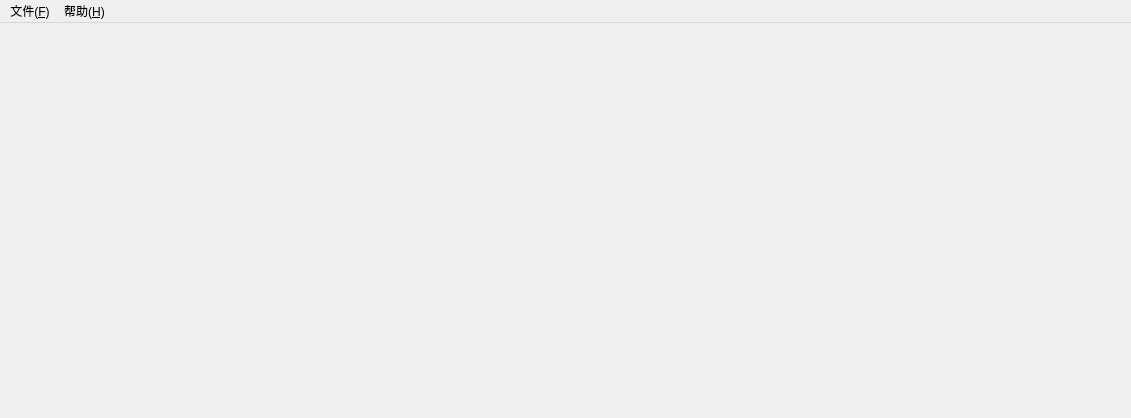
First picture: the form in src/forms/mainwindow/mainwindow.ui, repository izwb003/AVPStudio, before the edit.
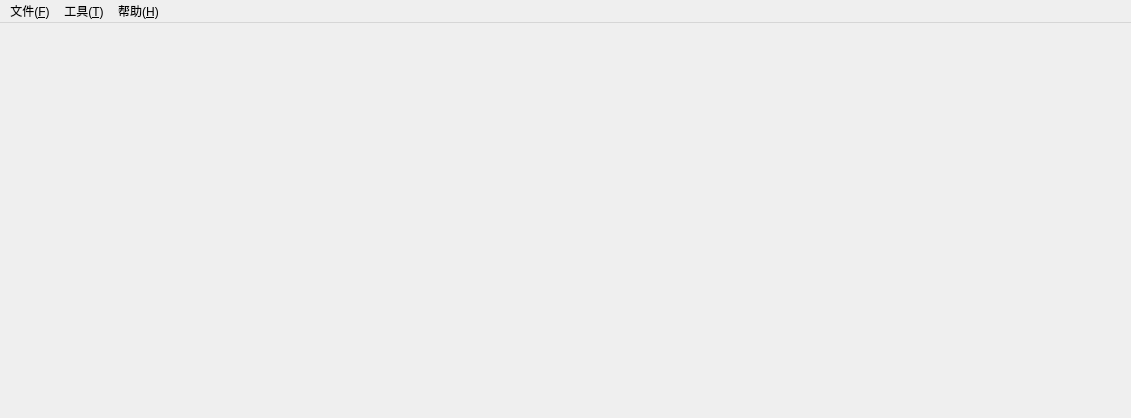
Second picture: the form after the edit. Icons and pictures are not drawn.

Patch:
```diff
--- a/src/forms/mainwindow/mainwindow.ui
+++ b/src/forms/mainwindow/mainwindow.ui
@@ -45,7 +45,13 @@
     </property>
     <addaction name="action_AVPStudio"/>
    </widget>
+   <widget class="QMenu" name="menu_T">
+    <property name="title">
+     <string>工具(&amp;T)</string>
+    </property>
+   </widget>
    <addaction name="menuFile"/>
+   <addaction name="menu_T"/>
    <addaction name="menuHelp"/>
   </widget>
   <action name="actionNewContent">
```
Left out of the diff: 10 changed lines with no effect on the pictures.
